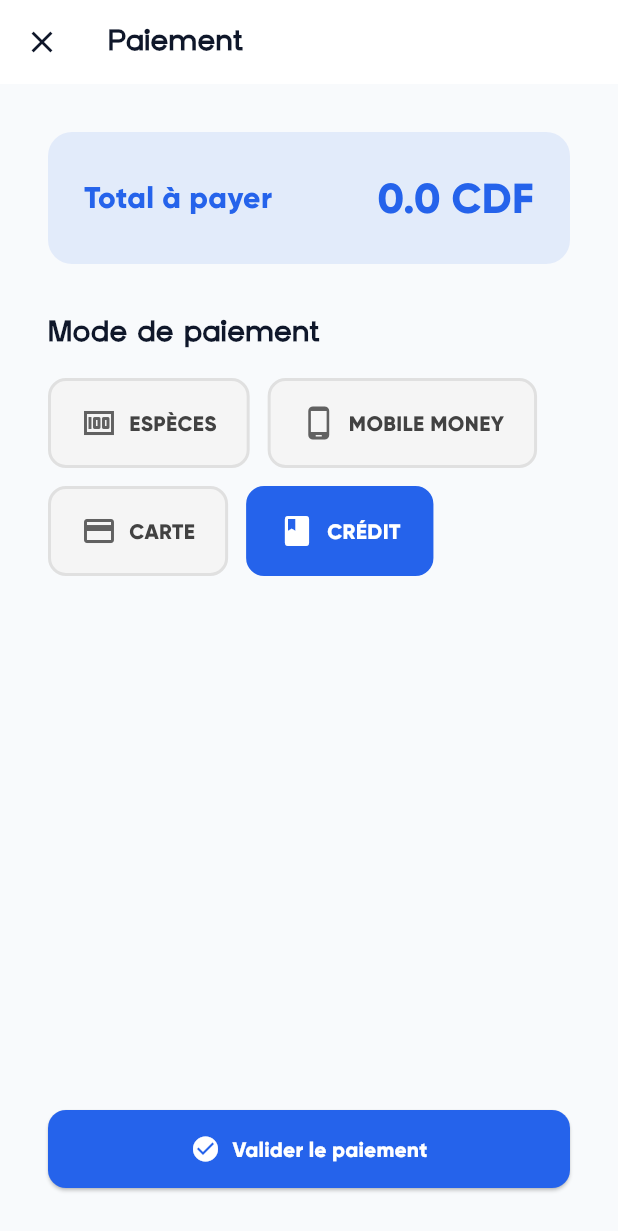
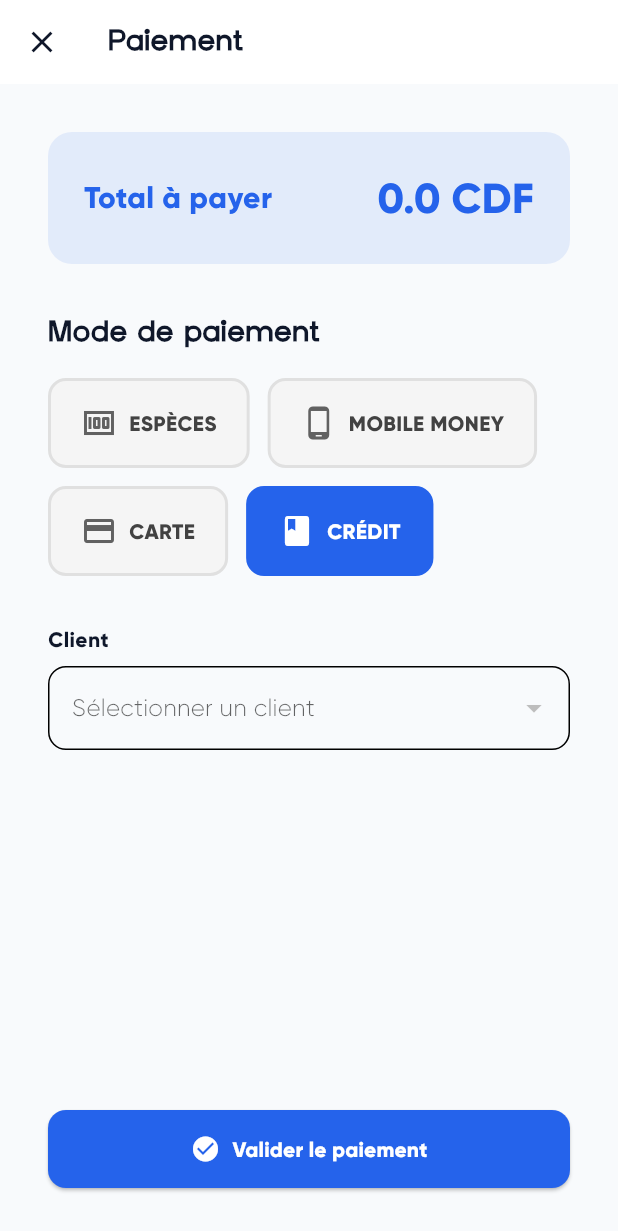
Before and after one commit to ZachDevT/easyPos, a Flutter app: the PaymentPanel screen opened directly with empty values, after a tap on "MOBILE MONEY", after a tap on "CRÉDIT", on a phone screen of 412 x 824 dp. Shown: the top 1231 px of the screen. Run offline on Flutter 3.47's test engine with Material 3 defaults, Android fonts, the phone set to English and light mode, and no system bars; our stand-ins replace drift, fl_chart, flutter_riverpod, go_router, image_picker, pdf and 2 more; missing offline and left inert: window_manager; accounts and stored records are empty; generated files the repository leaves out were written again.

Commit message:
Feat: implement full CRUD for products, categories, customers, and credit sales

```diff
--- a/lib/features/pos/widgets/payment_panel.dart
+++ b/lib/features/pos/widgets/payment_panel.dart
@@ -8,6 +8,7 @@ import '../../../core/database/database_provider.dart';
 import '../../dashboard/providers/dashboard_provider.dart';
 import '../providers/cart_provider.dart';
 import '../providers/session_provider.dart';
+import '../../customers/providers/customer_provider.dart';
 import '../../settings/providers/settings_provider.dart';
 
 class PaymentPanel extends ConsumerStatefulWidget {
@@ -22,6 +23,7 @@ class PaymentPanel extends ConsumerStatefulWidget {
 class _PaymentPanelState extends ConsumerState<PaymentPanel> {
   String _selectedMethod = 'ESPÈCES';
   final _tenderedController = TextEditingController();
+  int? _selectedCustomerId;
 
   @override
   void initState() {
@@ -43,6 +45,12 @@ class _PaymentPanelState extends ConsumerState<PaymentPanel> {
       ScaffoldMessenger.of(context).showSnackBar(
         const SnackBar(content: Text('Aucune caisse ouverte.')),
       );
+      return;
+    }
+
+
+    if (_selectedMethod == 'CRÉDIT' && _selectedCustomerId == null) {
+      ScaffoldMessenger.of(context).showSnackBar(const SnackBar(content: Text('Veuillez sélectionner un client pour le crédit.')));
       return;
     }
 
@@ -85,9 +93,19 @@ class _PaymentPanelState extends ConsumerState<PaymentPanel> {
           ),
         );
       }
+
+      // 3. Update customer credit if needed
+      if (_selectedMethod == 'CRÉDIT' && _selectedCustomerId != null) {
+        final customer = await (db.select(db.customers)..where((c) => c.id.equals(_selectedCustomerId!))).getSingle();
+        await (db.update(db.customers)..where((c) => c.id.equals(_selectedCustomerId!))).write(
+          CustomersCompanion(
+            totalCredit: drift.Value(customer.totalCredit + widget.totalAmount),
+          ),
+        );
+      }
     });
 
-    // 3. Clear cart
+    // 4. Clear cart
     ref.read(cartProvider.notifier).clearCart();
 
     // Invalidate dashboard stats so they update
@@ -146,6 +164,25 @@ class _PaymentPanelState extends ConsumerState<PaymentPanel> {
               ],
             ),
             const SizedBox(height: 32),
+
+
+            if (_selectedMethod == 'CRÉDIT') ...[
+              const Text('Client', style: TextStyle(fontWeight: FontWeight.bold)),
+              const SizedBox(height: 8),
+              ref.watch(customersStreamProvider).when(
+                loading: () => const CircularProgressIndicator(),
+                error: (e, st) => Text('Erreur: $e'),
+                data: (customers) {
+                  return DropdownButtonFormField<int>(
+                    value: _selectedCustomerId,
+                    decoration: InputDecoration(border: OutlineInputBorder(borderRadius: BorderRadius.circular(12))),
+                    hint: const Text('Sélectionner un client'),
+                    items: customers.map((c) => DropdownMenuItem(value: c.id, child: Text(c.name))).toList(),
+                    onChanged: (val) => setState(() => _selectedCustomerId = val),
+                  );
+                },
+              ),
+            ],
 
             if (_selectedMethod == 'ESPÈCES') ...[
               Text('Montant reçu ($currency)', style: TextStyle(fontWeight: FontWeight.bold)),
--- a/lib/features/products/products_screen.dart
+++ b/lib/features/products/products_screen.dart
@@ -233,8 +233,10 @@ class ProductsScreen extends ConsumerWidget {
                                 builder: (context) => const AdminAuthPanel(title: 'Modifier un produit'),
                               );
                               if (authed == true && context.mounted) {
-                                // Show edit panel (we can reuse AddProductPanel or similar in the future)
-                                ScaffoldMessenger.of(context).showSnackBar(const SnackBar(content: Text('Édition autorisée (Mode édition à venir)')));
+                                showRightSidePanel(
+                                  context: context,
+                                  builder: (context) => AddProductPanel(product: product),
+                                );
                               }
                             }
                           ),
```
Also changed, not shown: lib/features/customers/customers_screen.dart (+4 -4 lines), lib/features/customers/widgets/add_customer_panel.dart (+26 -1 lines), lib/features/products/widgets/add_product_panel.dart (+38 -2 lines), lib/features/products/widgets/categories_panel.dart (+10 -4 lines).
